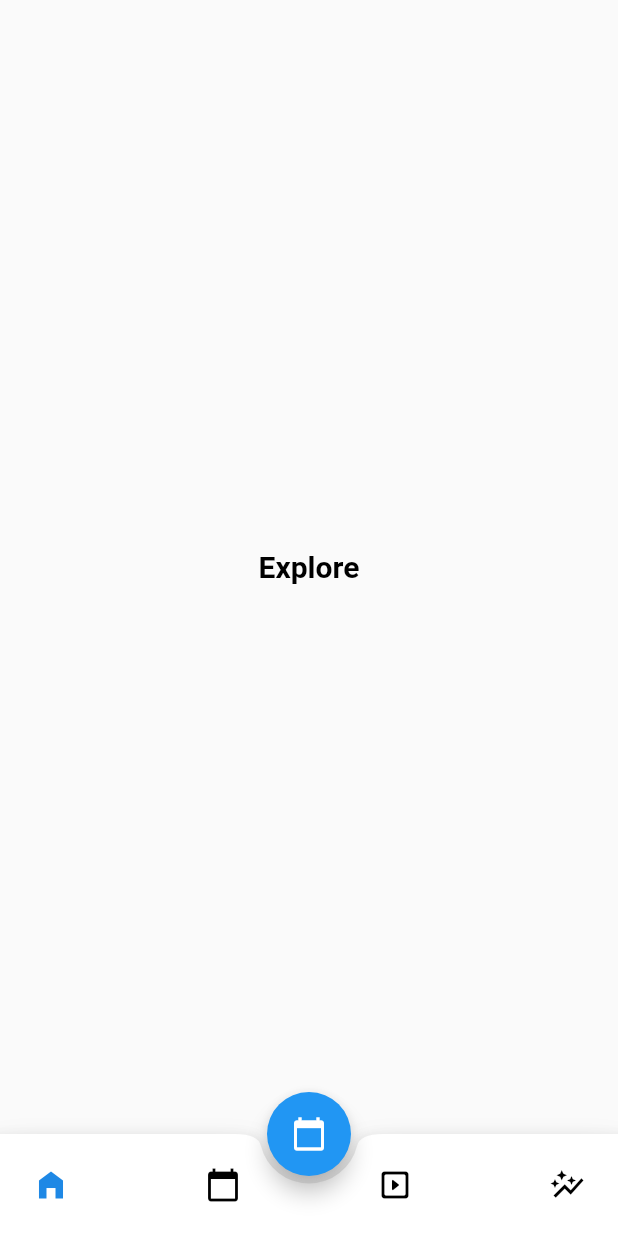
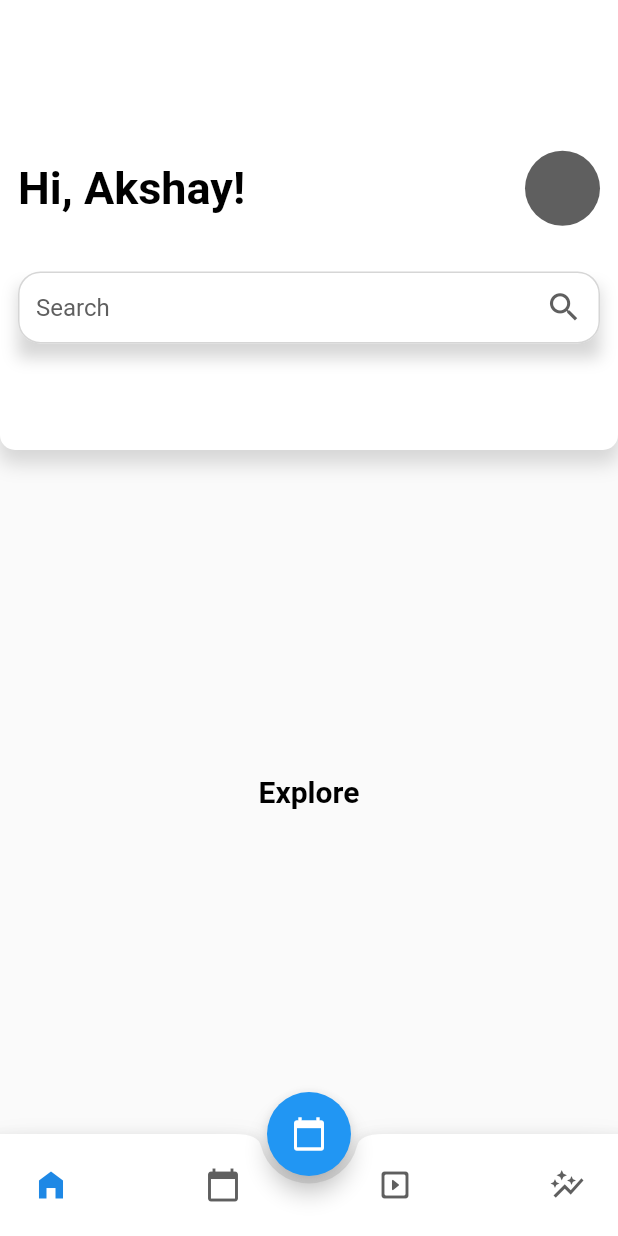
Before and after one commit to paulntitemi/E-learn, a Flutter app: the screen it shows after launch, on a phone screen of 412 x 824 dp. Run offline on Flutter 3.47's test engine with Material 2 defaults, Android fonts, the light colour scheme and no system bars.

Commit message:
Created root page nav and app bar

```diff
--- /dev/null
+++ b/lib/presentation/pages/explore.dart
@@ -0,0 +1,17 @@
+import 'package:elearn/presentation/themes/colors.dart';
+import 'package:flutter/material.dart';
+// import 'package:flutter_icons/flutter_icons.dart' show Feather;
+
+class ExplorePage extends StatefulWidget {
+  const ExplorePage({Key? key}) : super(key: key);
+
+  @override
+  State<ExplorePage> createState() => _ExplorePageState();
+}
+
+class _ExplorePageState extends State<ExplorePage> {
+  @override
+  Widget build(BuildContext context) {
+    return Container();
+  }
+}
--- a/lib/presentation/rootapp.dart
+++ b/lib/presentation/rootapp.dart
@@ -1,3 +1,4 @@
+import 'package:elearn/presentation/themes/colors.dart';
 import 'package:flutter/material.dart';
 // import 'package:flutter_icons/flutter_icons.dart' show Feather;
 
@@ -13,8 +14,9 @@ class _RootAppState extends State<RootApp> {
   @override
   Widget build(BuildContext context) {
     return Scaffold(
+      appBar: getAppBar(),
+      body: getBody(),
       bottomNavigationBar: getFooter(),
-      body: getBody(),
       floatingActionButton: FloatingActionButton(
           //Floating action button on Scaffold
           onPressed: () {
@@ -22,9 +24,108 @@ class _RootAppState extends State<RootApp> {
           },
           child: const Icon(Icons.calendar_today) //icon inside button
           ),
-
       floatingActionButtonLocation: FloatingActionButtonLocation.centerDocked,
       //floating action button position to center
+    );
+  }
+
+// Custom appbar
+  PreferredSizeWidget getAppBar() {
+    double _h =
+        activeTab == 0 ? 300 : 220; // grow the app bar to fit subject list
+    return PreferredSize(
+      preferredSize: Size.fromHeight(_h),
+      child: Container(
+        // Appbar container
+        height: _h,
+        width: MediaQuery.of(context).size.width,
+        child: Padding(
+          padding: const EdgeInsets.only(
+            left: 12,
+            right: 12,
+            top: 70,
+          ),
+          child: Column(
+            // Colums conataining the username, profilepic, and the searchbar
+            crossAxisAlignment: CrossAxisAlignment.center,
+            mainAxisAlignment: MainAxisAlignment.spaceEvenly,
+            children: [
+              Row(
+                // user name and searchbar
+                mainAxisAlignment: MainAxisAlignment.spaceBetween,
+                children: const [
+                  Text('Hi, Akshay!',
+                      style: TextStyle(
+                          color: black,
+                          fontSize: 30,
+                          fontWeight: FontWeight.bold)),
+                  SizedBox(
+                    child: CircleAvatar(
+                      radius: 25.0,
+                      backgroundColor: disabled,
+                    ),
+                  )
+                ],
+              ),
+              // search bar
+              Container(
+                child: TextField(
+                  decoration: InputDecoration(
+                    contentPadding: const EdgeInsets.all(12),
+                    isDense: true,
+                    border: OutlineInputBorder(
+                      borderSide: const BorderSide(color: Colors.blue),
+                      borderRadius: BorderRadius.circular(15.0),
+                    ),
+                    enabledBorder: OutlineInputBorder(
+                      borderSide: const BorderSide(color: shadow),
+                      borderRadius: BorderRadius.circular(15.0),
+                    ),
+                    filled: true,
+                    fillColor: white,
+                    hintStyle: const TextStyle(color: disabled),
+                    hintText: "Search",
+                    suffixIcon: const Icon(
+                      Icons.search,
+                      color: disabled,
+                      size: 25,
+                    ),
+                  ),
+                ),
+                decoration: const BoxDecoration(
+                  boxShadow: [
+                    BoxShadow(
+                      color: shadow,
+                      blurRadius: 8,
+                      offset: Offset(0, 10),
+                    ),
+                  ],
+                ),
+              ),
+              // temp Sized box
+              const SizedBox(
+                height: 10,
+              ),
+            ],
+          ),
+        ),
+        // appbar container Decoration
+        decoration: const BoxDecoration(
+          color: white,
+          borderRadius: BorderRadius.only(
+            bottomLeft: Radius.circular(10),
+            bottomRight: Radius.circular(10),
+          ),
+          boxShadow: [
+            BoxShadow(
+              color: shadow,
+              blurRadius: 10,
+              offset: Offset(0, 8),
+              spreadRadius: 1, // Shadow position
+            ),
+          ],
+        ),
+      ),
     );
   }
 
@@ -69,7 +170,7 @@ class _RootAppState extends State<RootApp> {
     );
   }
 
-  //the navbar widget
+  //the bottom navbar widget
   Widget getFooter() {
     //items in navbar icons
     List items = [
@@ -81,7 +182,7 @@ class _RootAppState extends State<RootApp> {
     //used container for custom navbar
     return BottomAppBar(
       //bottom navigation bar on scaffold
-      color: Colors.white,
+      color: white,
       shape: const CircularNotchedRectangle(), //shape of notch
       notchMargin: 5, //notche margin between floating button and bottom appbar
       child: Row(
@@ -94,8 +195,7 @@ class _RootAppState extends State<RootApp> {
             child: IconButton(
                 icon: Icon(
                   items[index],
-                  color:
-                      activeTab == index ? Colors.blue.shade600 : Colors.black,
+                  color: activeTab == index ? primary : disabled,
                 ),
                 onPressed: () {
                   setState(() {
--- /dev/null
+++ b/lib/presentation/themes/colors.dart
@@ -0,0 +1,8 @@
+import 'package:flutter/material.dart';
+
+const Color primary = Color(0xFF1E88E5);
+const Color black = Color(0xFF000000);
+const Color shadow = Color(0xFFD6D6D6);
+const Color background = Color(0xFFE0E0E0);
+const Color white = Color(0xFFFFFFFF);
+const Color disabled = Color(0xFF5f5f5f);
```
